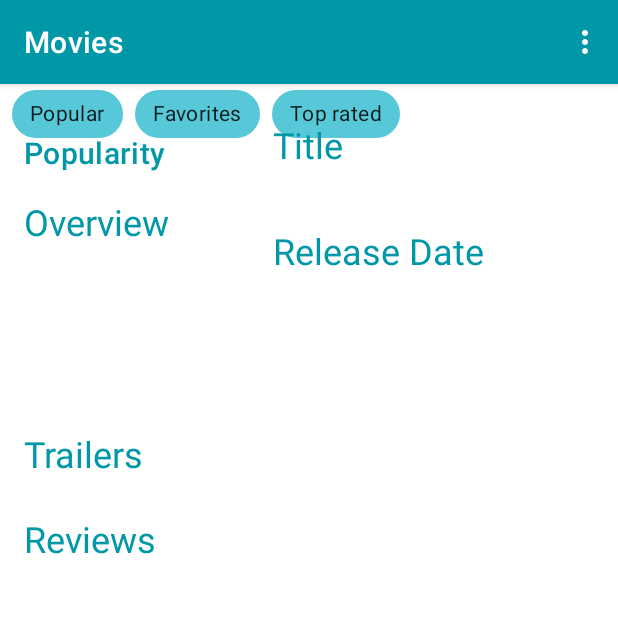
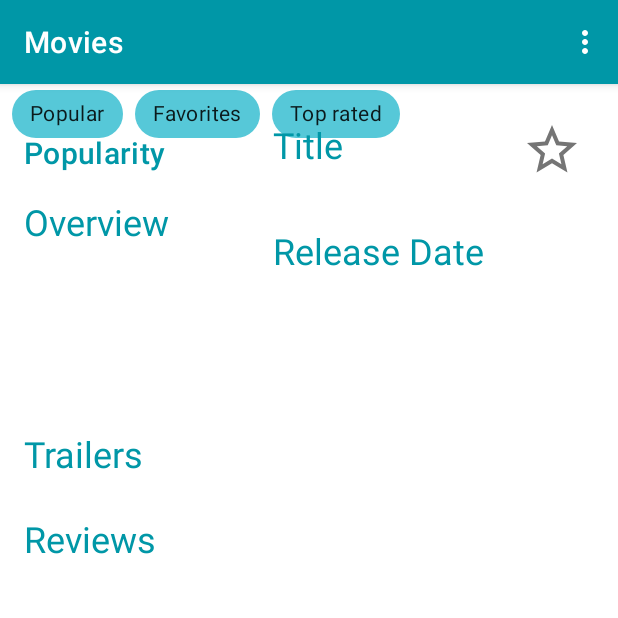
Before and after one commit to fabiohxcx/Popular-Movies-Kotlin, an Android app: the fragment DetailMovieFragment placed in its activity, on a phone screen of 412 x 824 dp, the top half of it. Run offline under Robolectric (Android 15) with nearby library versions, the phone set to English and light mode, and no system bars; our stand-ins replace Room's generated code, Timber, data binding, navigation-ui; libraries missing offline, so code that uses them is left out: org.jetbrains.anko; pictures from the network do not load; 6 statements that could not run were skipped.

Commit message:
Adding data base to store the favorite movies

```diff
--- a/app/src/main/java/com/example/popularmovieskotlin/detailmovie/DetailMovieFragment.kt
+++ b/app/src/main/java/com/example/popularmovieskotlin/detailmovie/DetailMovieFragment.kt
@@ -11,9 +11,12 @@ import androidx.fragment.app.Fragment
 import androidx.lifecycle.ViewModelProviders
 import androidx.recyclerview.widget.LinearLayoutManager
 import com.example.popularmovieskotlin.databinding.DetailMovieFragmentBinding
+import org.jetbrains.anko.sdk27.coroutines.onClick
 
 
 class DetailMovieFragment : Fragment() {
+
+    private lateinit var viewModel: DetailMovieViewModel
 
     companion object {
         fun newInstance() = DetailMovieFragment()
@@ -36,8 +39,9 @@ class DetailMovieFragment : Fragment() {
 
         val viewModelFactory = DetailMovieViewModelFactory(movieSelected, application)
 
-        binding.viewModel = ViewModelProviders.of(this, viewModelFactory).get(DetailMovieViewModel::class.java)
+        viewModel = ViewModelProviders.of(this, viewModelFactory).get(DetailMovieViewModel::class.java)
 
+        binding.viewModel = viewModel
 
         binding.recyclerviewTrailers.layoutManager = LinearLayoutManager(context)
 
@@ -55,6 +59,10 @@ class DetailMovieFragment : Fragment() {
 
         binding.recyclerviewReview.adapter = ReviewsAdapter()
 
+        binding.ivFavorite.onClick {
+            viewModel.clickFavorite()
+        }
+
 
         return binding.root
     }
--- a/app/src/main/java/com/example/popularmovieskotlin/detailmovie/DetailMovieViewModel.kt
+++ b/app/src/main/java/com/example/popularmovieskotlin/detailmovie/DetailMovieViewModel.kt
@@ -5,14 +5,13 @@ import androidx.lifecycle.AndroidViewModel
 import androidx.lifecycle.LiveData
 import androidx.lifecycle.MutableLiveData
 import androidx.lifecycle.Transformations
+import com.example.popularmovieskotlin.database.asDatabaseModel
+import com.example.popularmovieskotlin.database.getDatabase
 import com.example.popularmovieskotlin.model.Movie
 import com.example.popularmovieskotlin.model.Review
 import com.example.popularmovieskotlin.model.Trailer
 import com.example.popularmovieskotlin.network.MoviesApi
-import kotlinx.coroutines.CoroutineScope
-import kotlinx.coroutines.Dispatchers
-import kotlinx.coroutines.Job
-import kotlinx.coroutines.launch
+import kotlinx.coroutines.*
 import timber.log.Timber
 
 class DetailMovieViewModel(selectedMovieArg: Movie, app: Application) : AndroidViewModel(app) {
@@ -29,17 +28,23 @@ class DetailMovieViewModel(selectedMovieArg: Movie, app: Application) : AndroidV
     val reviews: LiveData<List<Review>>
         get() = _reviews
 
+    private val _favorite = MutableLiveData<Boolean>()
+    val favorite: LiveData<Boolean>
+        get() = _favorite
+
+    private val database = getDatabase(app)
+
     // Create a Coroutine scope using a job to be able to cancel when needed
     private var viewModelJob = Job()
 
     // the Coroutine runs using the Main (UI) dispatcher
-    private val coroutineScope = CoroutineScope(viewModelJob + Dispatchers.Main)
+    private val coroutineUiScope = CoroutineScope(viewModelJob + Dispatchers.Main)
 
 
     init {
         _selectedMovie.value = selectedMovieArg
 
-        coroutineScope.launch {
+        coroutineUiScope.launch {
             try {
 
                 selectedMovie.value?.let {
@@ -48,11 +53,36 @@ class DetailMovieViewModel(selectedMovieArg: Movie, app: Application) : AndroidV
 
                     val resultReviews = MoviesApi.retrofitService.getReviews(it.id)
                     _reviews.value = resultReviews.results
-                    Timber.d("Reviews: " + resultReviews.results.toString())
+                    //Timber.d("Reviews: " + resultReviews.results.toString())
+
+                    _favorite.value = getFavorite(it.id)
+
                 }
 
             } catch (e: Exception) {
                 Timber.d("Exception ${e.message}")
+            }
+        }
+
+
+    }
+
+
+    private suspend fun getFavorite(id: String): Boolean {
+        return withContext(Dispatchers.IO) {
+
+            val favoriteMovie = database.movieFavoriteDao.findMovieById(id)
+
+            Timber.d("favoriteMovie = $favoriteMovie")
+
+            favoriteMovie != null
+        }
+    }
+
+    fun clickFavorite() {
+        CoroutineScope(viewModelJob + Dispatchers.IO).launch {
+            selectedMovie.value?.let {
+                database.movieFavoriteDao.insertAll(it.asDatabaseModel())
             }
         }
 
--- /dev/null
+++ b/app/src/main/res/drawable/ic_favorite.xml
@@ -0,0 +1,5 @@
+<?xml version="1.0" encoding="utf-8"?>
+<selector xmlns:android="http://schemas.android.com/apk/res/android">
+    <item android:state_checked="false" android:drawable="@drawable/ic_star_border_black_24dp" />
+    <item android:state_checked="true" android:drawable="@drawable/ic_star_black_24dp" />
+</selector>
--- /dev/null
+++ b/app/src/main/res/drawable/ic_star_black_24dp.xml
@@ -0,0 +1,9 @@
+<vector xmlns:android="http://schemas.android.com/apk/res/android"
+        android:width="40dp"
+        android:height="40dp"
+        android:viewportWidth="24.0"
+        android:viewportHeight="24.0">
+    <path
+        android:fillColor="@color/primaryColor"
+        android:pathData="M12,17.27L18.18,21l-1.64,-7.03L22,9.24l-7.19,-0.61L12,2 9.19,8.63 2,9.24l5.46,4.73L5.82,21z"/>
+</vector>
--- /dev/null
+++ b/app/src/main/res/drawable/ic_star_border_black_24dp.xml
@@ -0,0 +1,9 @@
+<vector xmlns:android="http://schemas.android.com/apk/res/android"
+    android:width="40dp"
+    android:height="40dp"
+    android:viewportWidth="24.0"
+    android:viewportHeight="24.0">
+    <path
+        android:fillColor="@color/primaryColor"
+        android:pathData="M22,9.24l-7.19,-0.62L12,2 9.19,8.63 2,9.24l5.46,4.73L5.82,21 12,17.27 18.18,21l-1.63,-7.03L22,9.24zM12,15.4l-3.76,2.27 1,-4.28 -3.32,-2.88 4.38,-0.38L12,6.1l1.71,4.04 4.38,0.38 -3.32,2.88 1,4.28L12,15.4z" />
+</vector>
--- a/app/src/main/res/layout/detail_movie_fragment.xml
+++ b/app/src/main/res/layout/detail_movie_fragment.xml
@@ -186,6 +186,17 @@
                 tools:itemCount="3"
                 tools:listitem="@layout/review_view_item" />
 
+            <CheckBox
+                android:id="@+id/iv_favorite"
+                android:layout_width="40dp"
+                android:layout_height="40dp"
+                android:layout_marginTop="24dp"
+                android:layout_marginEnd="24dp"
+                android:button="@drawable/ic_favorite"
+                android:checked="@{viewModel.favorite}"
+                app:layout_constraintEnd_toEndOf="parent"
+                app:layout_constraintTop_toTopOf="parent" />
+
 
         </androidx.constraintlayout.widget.ConstraintLayout>
     </ScrollView>
```
Also changed, not shown: app/src/main/java/com/example/popularmovieskotlin/database/EntityMovieFavorite.kt (added, +59 -0 lines), app/src/main/java/com/example/popularmovieskotlin/database/MovieFavoriteDao.kt (added, +21 -0 lines), app/src/main/java/com/example/popularmovieskotlin/database/MoviesDatabase.kt (+6 -2 lines).
